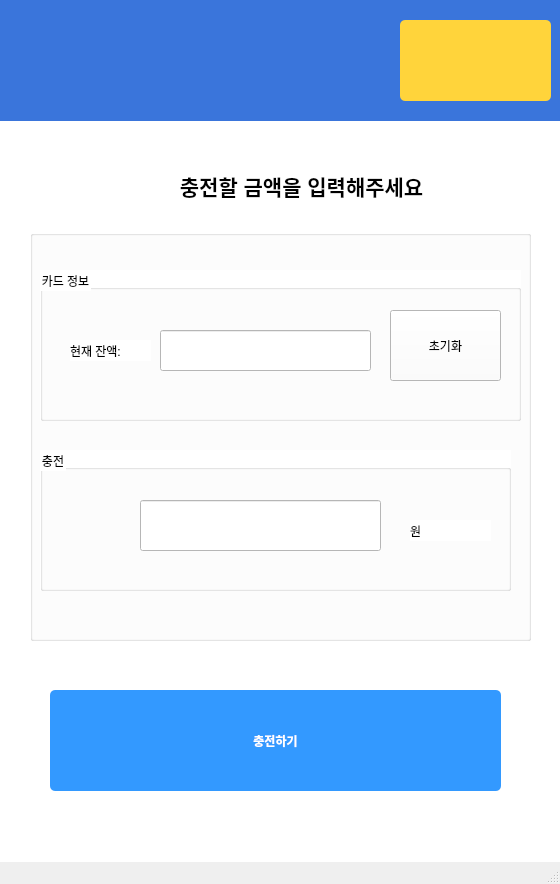
The window that user/src/ui/Charge.ui (addinedu-ros-8th/ros-repo-5) describes before a commit, drawn with Qt 5.
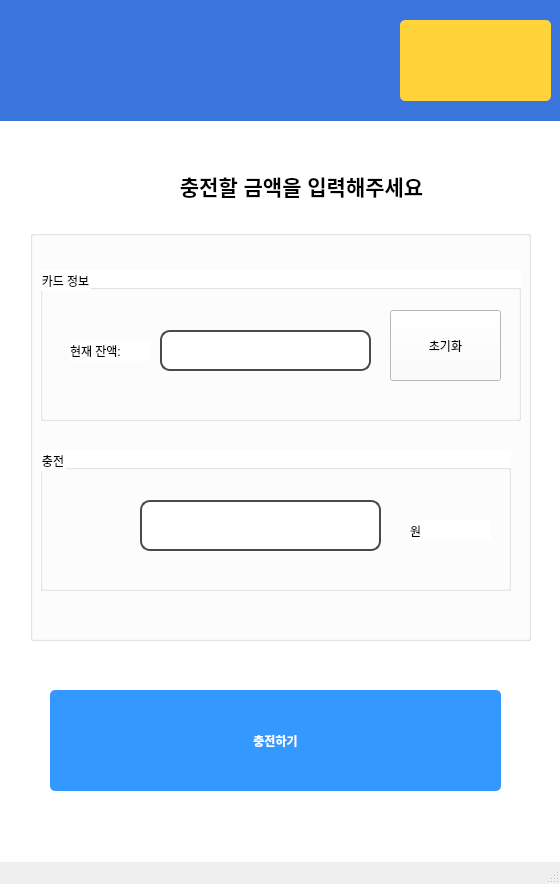
The same window after the commit. Icons and pictures are not drawn.

The edit to the form file:
```diff
--- a/user/src/ui/Charge.ui
+++ b/user/src/ui/Charge.ui
@@ -155,6 +155,16 @@
         <height>41</height>
        </rect>
       </property>
+      <property name="styleSheet">
+       <string notr="true">QLineEdit {
+    background-color: white;
+    color: black;
+    font-size: 11pt;
+    border: 2px solid #4A4A4A;
+    border-radius: 10px;
+    padding: 4px;
+}</string>
+      </property>
       <property name="readOnly">
        <bool>true</bool>
       </property>
@@ -194,6 +204,16 @@
         <height>51</height>
        </rect>
       </property>
+      <property name="styleSheet">
+       <string notr="true">QLineEdit {
+    background-color: white;
+    color: black;
+    font-size: 11pt;
+    border: 2px solid #4A4A4A;
+    border-radius: 10px;
+    padding: 4px;
+}</string>
+      </property>
      </widget>
      <widget class="QLabel" name="label_4">
       <property name="geometry">
```
